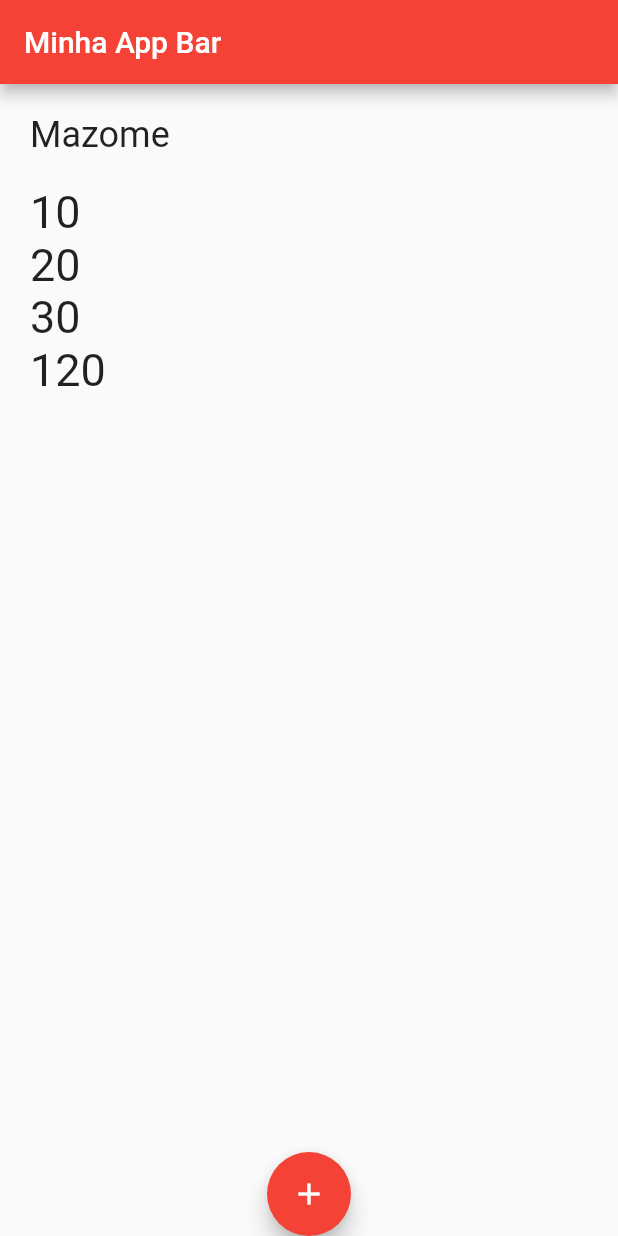
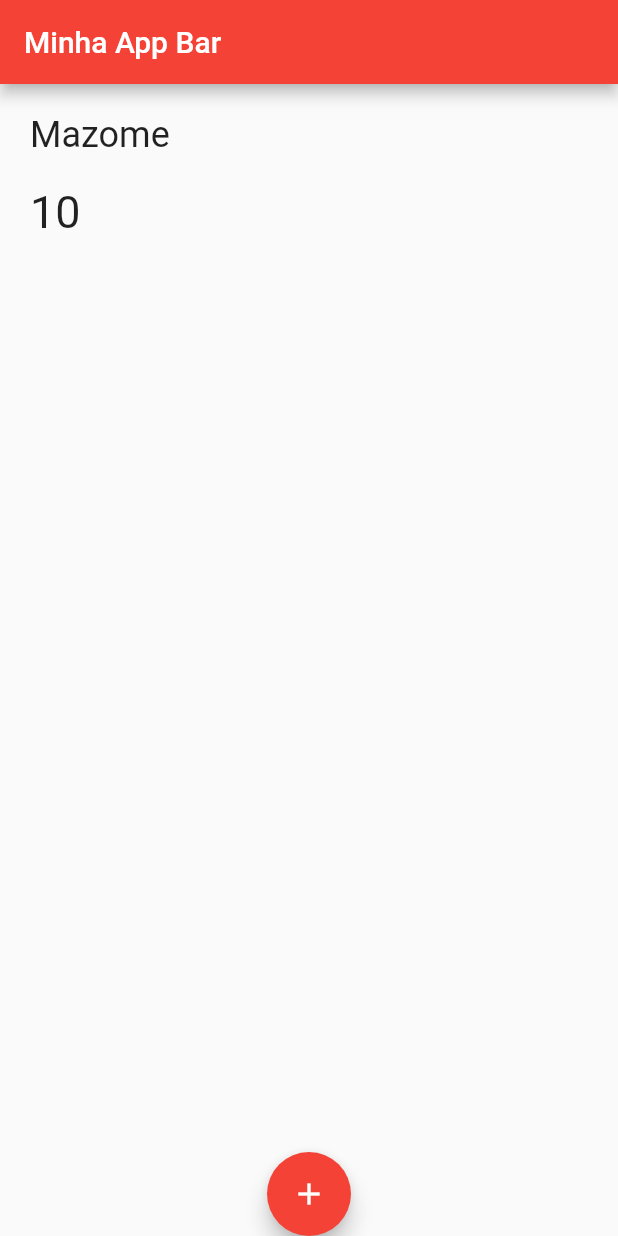
Before and after one commit to mauricioluz/treinamentorp, a Flutter app: the screen it shows after launch, on a phone screen of 412 x 824 dp. Run offline on Flutter 3.47's test engine with Material 2 defaults, Android fonts, the light colour scheme and no system bars.

Commit message:
alterações homepage

```diff
--- a/lib/home_page.dart
+++ b/lib/home_page.dart
@@ -37,12 +37,8 @@ class _HomePageState extends State<HomePage> {
               children: [
                 const Text("Mazome", style: TextStyle(fontSize: 24)),
                 const SizedBox(height: 20),
-              CustomText(valor: valorInicial),
-              CustomText(valor: valorInicial * 2),
-              CustomText(valor: valorInicial * 3),
-              CustomText(valor: valorInicial * 12),
-            ]),
-      ),
+                CustomText(valor: valorInicial)
+              ])),
     );
   }
 }
```
Lines whose indentation alone changed are shown as unchanged.
